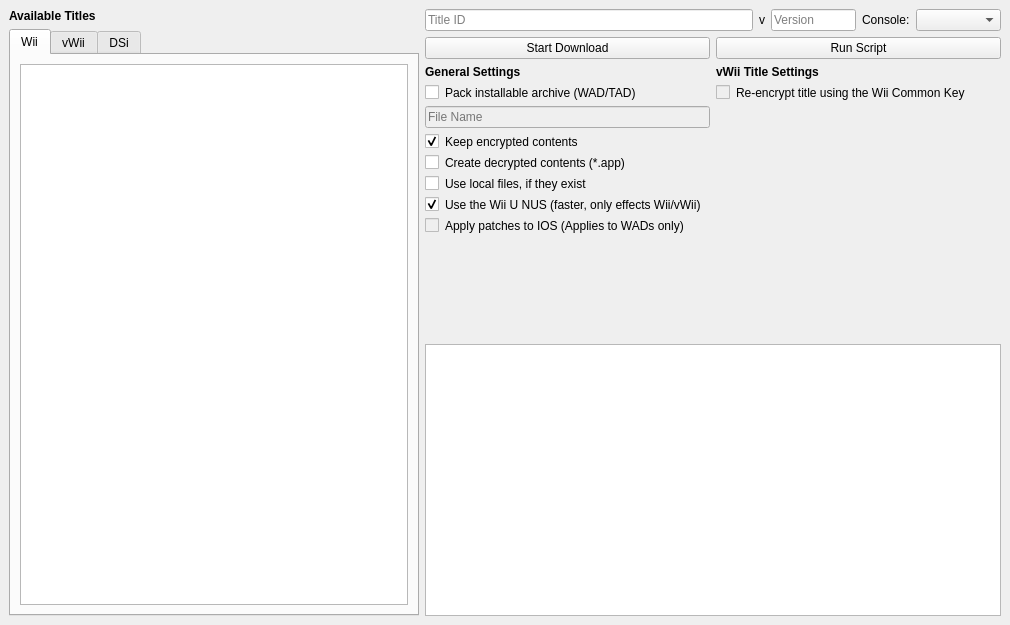
Qt form qt/ui/MainMenu.ui (NinjaCheetah/NUSGet) before a commit.
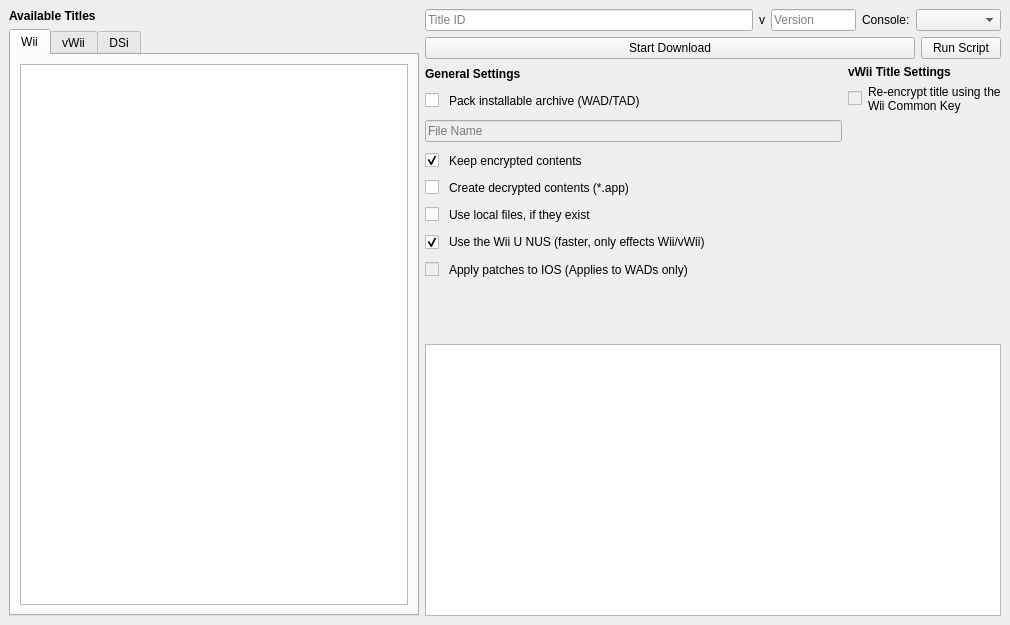
The same form after that commit.

Commit message: Verify titles Name archives properly using the database Fix UI problems on macOS

Diff of the .ui file:
```diff
--- a/qt/ui/MainMenu.ui
+++ b/qt/ui/MainMenu.ui
@@ -225,6 +225,12 @@
        <layout class="QHBoxLayout" name="horizontalLayout">
         <item>
          <widget class="QPushButton" name="download_btn">
+          <property name="sizePolicy">
+           <sizepolicy hsizetype="MinimumExpanding" vsizetype="Fixed">
+            <horstretch>0</horstretch>
+            <verstretch>0</verstretch>
+           </sizepolicy>
+          </property>
           <property name="text">
            <string>Start Download</string>
           </property>
@@ -232,6 +238,12 @@
         </item>
         <item>
          <widget class="QPushButton" name="script_btn">
+          <property name="sizePolicy">
+           <sizepolicy hsizetype="Preferred" vsizetype="Fixed">
+            <horstretch>0</horstretch>
+            <verstretch>0</verstretch>
+           </sizepolicy>
+          </property>
           <property name="text">
            <string>Run Script</string>
           </property>
@@ -243,11 +255,16 @@
        <layout class="QHBoxLayout" name="horizontalLayout_5">
         <item>
          <layout class="QVBoxLayout" name="verticalLayout_7">
+          <property name="spacing">
+           <number>10</number>
+          </property>
+          <property name="sizeConstraint">
+           <enum>QLayout::SizeConstraint::SetNoConstraint</enum>
+          </property>
           <item>
            <widget class="QLabel" name="label_3">
             <property name="font">
              <font>
-              <weight>75</weight>
               <bold>true</bold>
              </font>
             </property>
@@ -385,7 +402,7 @@
             <item>
              <widget class="QCheckBox" name="use_wiiu_nus_chkbox">
               <property name="sizePolicy">
-               <sizepolicy hsizetype="Maximum" vsizetype="Fixed">
+               <sizepolicy hsizetype="Maximum" vsizetype="Preferred">
                 <horstretch>0</horstretch>
                 <verstretch>0</verstretch>
                </sizepolicy>
@@ -452,7 +469,7 @@
              <enum>Qt::Vertical</enum>
             </property>
             <property name="sizeType">
-             <enum>QSizePolicy::Expanding</enum>
+             <enum>QSizePolicy::Policy::Ignored</enum>
             </property>
             <property name="sizeHint" stdset="0">
              <size>
@@ -465,7 +482,10 @@
           <item>
            <spacer name="horizontalSpacer">
             <property name="orientation">
-             <enum>Qt::Horizontal</enum>
+             <enum>Qt::Orientation::Horizontal</enum>
+            </property>
+            <property name="sizeType">
+             <enum>QSizePolicy::Policy::Preferred</enum>
             </property>
             <property name="sizeHint" stdset="0">
              <size>
@@ -483,7 +503,6 @@
            <widget class="QLabel" name="label_4">
             <property name="font">
              <font>
-              <weight>75</weight>
               <bold>true</bold>
              </font>
             </property>
@@ -544,7 +563,10 @@
           <item>
            <spacer name="horizontalSpacer_2">
             <property name="orientation">
-             <enum>Qt::Horizontal</enum>
+             <enum>Qt::Orientation::Horizontal</enum>
+            </property>
+            <property name="sizeType">
+             <enum>QSizePolicy::Policy::Preferred</enum>
             </property>
             <property name="sizeHint" stdset="0">
              <size>
```
Left out of the diff: 11 changed lines with no effect on the pictures. The commit also changes 4 other files.
